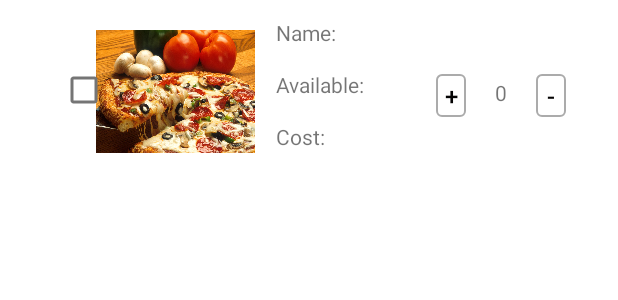
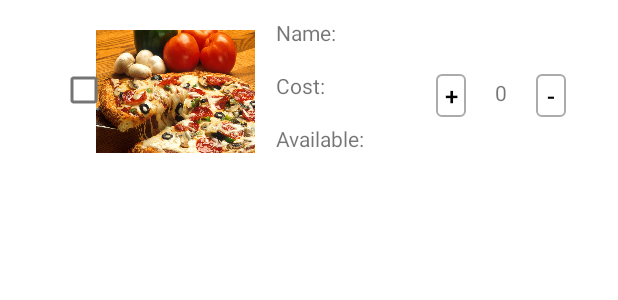
Before and after one commit to asmitnayak/CS506_Spike, an Android app: the layout menu_list_view_layout.xml on its own in the app's theme, with its tools: preview values and no code run, on a phone screen of 412 x 824 dp. Shown: the top 300 px of the screen. Run offline under Robolectric (Android 15) with nearby library versions, the phone set to English and light mode, and no system bars.

Commit message:
Updated the MenuItem.xml

```diff
--- a/app/src/main/res/layout/menu_list_view_layout.xml
+++ b/app/src/main/res/layout/menu_list_view_layout.xml
@@ -84,11 +84,10 @@
             android:id="@+id/costView"
             android:layout_width="100dp"
             android:layout_height="27dp"
-            android:layout_below="@+id/AvailibilityView"
+            android:layout_below="@+id/nameView"
             android:layout_marginStart="14dp"
             android:layout_marginLeft="20dp"
-            android:layout_marginTop="9dp"
-            android:layout_marginBottom="-29dp"
+            android:layout_marginTop="8dp"
             android:layout_toEndOf="@+id/imageView2"
             android:text="Cost:" />
 
@@ -96,12 +95,11 @@
             android:id="@+id/AvailibilityView"
             android:layout_width="100dp"
             android:layout_height="27dp"
-            android:layout_below="@+id/nameView"
+            android:layout_below="@id/costView"
             android:layout_marginStart="14dp"
             android:layout_marginLeft="20dp"
-            android:layout_marginTop="7dp"
-            android:layout_marginBottom="-2dp"
-            android:layout_toEndOf="@+id/imageView2"
+            android:layout_marginTop="8dp"
+            android:layout_toEndOf="@id/imageView2"
             android:text="Available:" />
 
         <TextView
```
